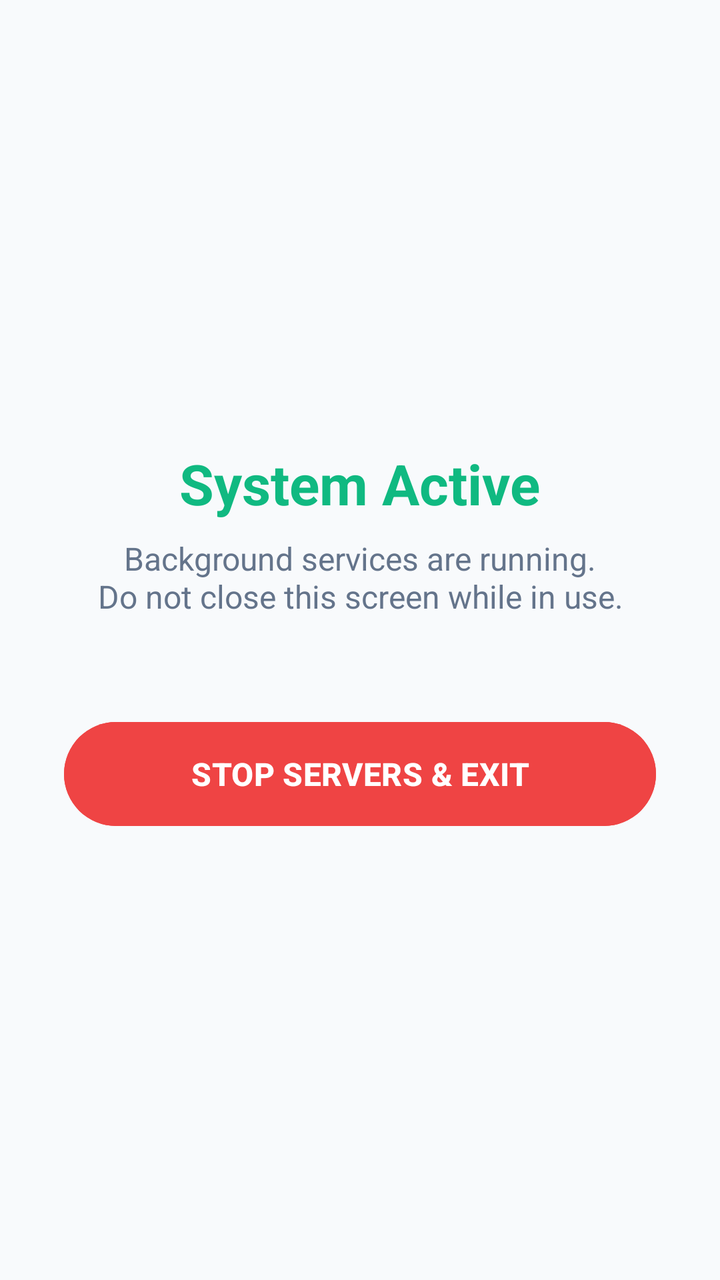
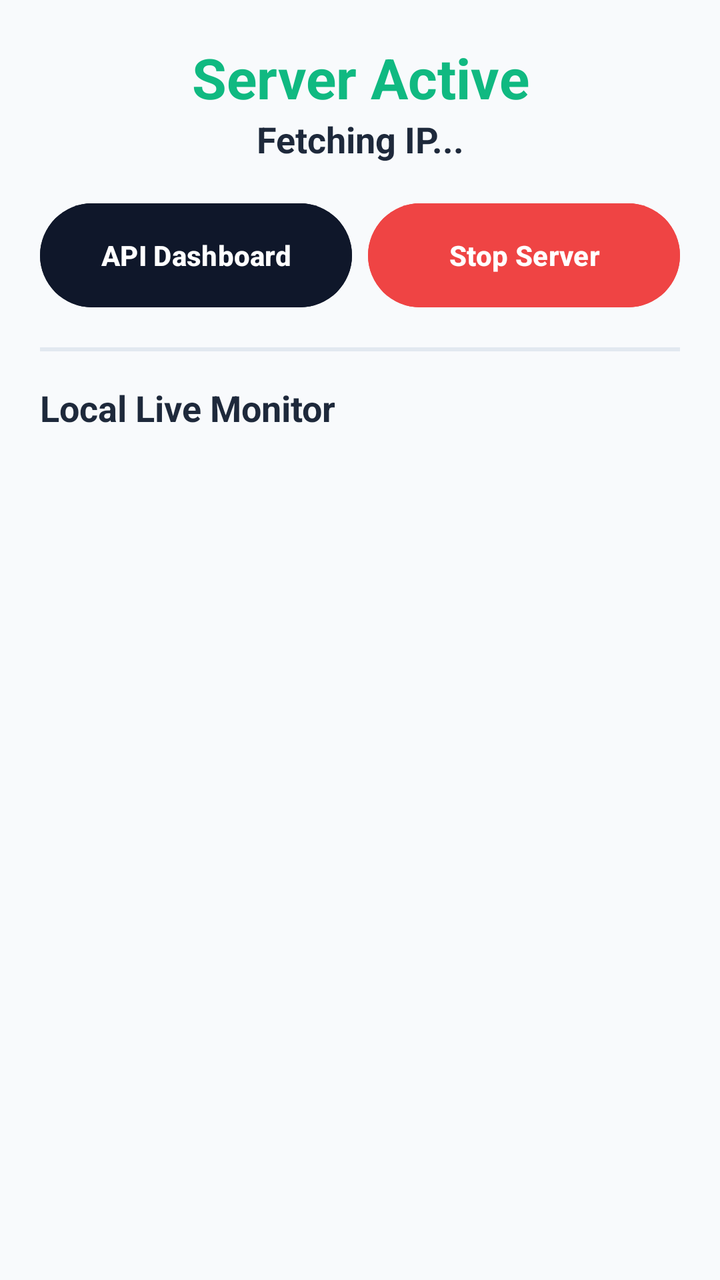

Two renders of the same Android screen: before a commit and after it. Below are the layout's source before the change and the commit's diff.
<!-- AndroidManifest.xml: application theme Theme.RoomCallingSystem -->
<!-- res/layout/activity_server.xml -->
<?xml version="1.0" encoding="utf-8"?>
<LinearLayout xmlns:android="http://schemas.android.com/apk/res/android"
    android:layout_width="match_parent"
    android:layout_height="match_parent"
    android:gravity="center"
    android:orientation="vertical"
    android:padding="32dp"
    android:background="#F8FAFC">

    <TextView
        android:layout_width="wrap_content"
        android:layout_height="wrap_content"
        android:text="System Active"
        android:textColor="#10B981"
        android:textSize="28sp"
        android:textStyle="bold"
        android:layout_marginBottom="8dp"/>

    <TextView
        android:layout_width="wrap_content"
        android:layout_height="wrap_content"
        android:text="Background services are running.\nDo not close this screen while in use."
        android:textColor="#64748B"
        android:textSize="16sp"
        android:layout_marginBottom="48dp"
        android:textAlignment="center"/>

    <Button
        android:id="@+id/btnStopServer"
        android:layout_width="match_parent"
        android:layout_height="60dp"
        android:backgroundTint="#EF4444"
        android:textColor="#FFFFFF"
        android:text="STOP SERVERS &amp; EXIT"
        android:textSize="16sp"
        android:textStyle="bold"/>

</LinearLayout>
<!-- resources referenced by this layout -->
<resources>
  <style name="Theme.RoomCallingSystem" parent="Base.Theme.RoomCallingSystem" />
  <style name="Base.Theme.RoomCallingSystem" parent="Theme.Material3.DayNight.NoActionBar">
          
          
      </style>
</resources>

<!-- the commit's change to res/layout/activity_server.xml (unified diff, before → after) -->
@@ -2,37 +2,80 @@
 <LinearLayout xmlns:android="http://schemas.android.com/apk/res/android"
     android:layout_width="match_parent"
     android:layout_height="match_parent"
-    android:gravity="center"
     android:orientation="vertical"
-    android:padding="32dp"
+    android:padding="20dp"
     android:background="#F8FAFC">
 
+    
+    <TextView
+        android:layout_width="match_parent"
+        android:layout_height="wrap_content"
+        android:text="Server Active"
+        android:textColor="#10B981"
+        android:textSize="28sp"
+        android:textStyle="bold"
+        android:textAlignment="center"/>
+
+    <TextView
+        android:id="@+id/tvIpAddress"
+        android:layout_width="match_parent"
+        android:layout_height="wrap_content"
+        android:text="Fetching IP..."
+        android:textColor="#1E293B"
+        android:textSize="18sp"
+        android:textStyle="bold"
+        android:textAlignment="center"
+        android:layout_marginBottom="16dp"/>
+
+    
+    <LinearLayout
+        android:layout_width="match_parent"
+        android:layout_height="wrap_content"
+        android:orientation="horizontal"
+        android:layout_marginBottom="16dp">
+
+        <Button
+            android:id="@+id/btnOpenDashboard"
+            android:layout_width="0dp"
+            android:layout_height="60dp"
+            android:layout_weight="1"
+            android:backgroundTint="#0F172A"
+            android:textColor="#FFFFFF"
+            android:textStyle="bold"
+            android:text="API Dashboard"
+            android:layout_marginEnd="8dp"/>
+
+        <Button
+            android:id="@+id/btnStopServer"
+            android:layout_width="0dp"
+            android:layout_height="60dp"
+            android:layout_weight="1"
+            android:backgroundTint="#EF4444"
+            android:textColor="#FFFFFF"
+            android:textStyle="bold"
+            android:text="Stop Server"/>
+    </LinearLayout>
+
+    <View
+        android:layout_width="match_parent"
+        android:layout_height="2dp"
+        android:background="#E2E8F0"
+        android:layout_marginBottom="16dp"/>
+
+    
     <TextView
         android:layout_width="wrap_content"
         android:layout_height="wrap_content"
-        android:text="System Active"
-        android:textColor="#10B981"
-        android:textSize="28sp"
+        android:text="Local Live Monitor"
+        android:textSize="18sp"
         android:textStyle="bold"
+        android:textColor="#1E293B"
         android:layout_marginBottom="8dp"/>
 
-    <TextView
-        android:layout_width="wrap_content"
-        android:layout_height="wrap_content"
-        android:text="Background services are running.\nDo not close this screen while in use."
-        android:textColor="#64748B"
-        android:textSize="16sp"
-        android:layout_marginBottom="48dp"
-        android:textAlignment="center"/>
-
-    <Button
-        android:id="@+id/btnStopServer"
+    <androidx.recyclerview.widget.RecyclerView
+        android:id="@+id/recyclerViewRooms"
         android:layout_width="match_parent"
-        android:layout_height="60dp"
-        android:backgroundTint="#EF4444"
-        android:textColor="#FFFFFF"
-        android:text="STOP SERVERS &amp; EXIT"
-        android:textSize="16sp"
-        android:textStyle="bold"/>
+        android:layout_height="0dp"
+        android:layout_weight="1" />
 
 </LinearLayout>
